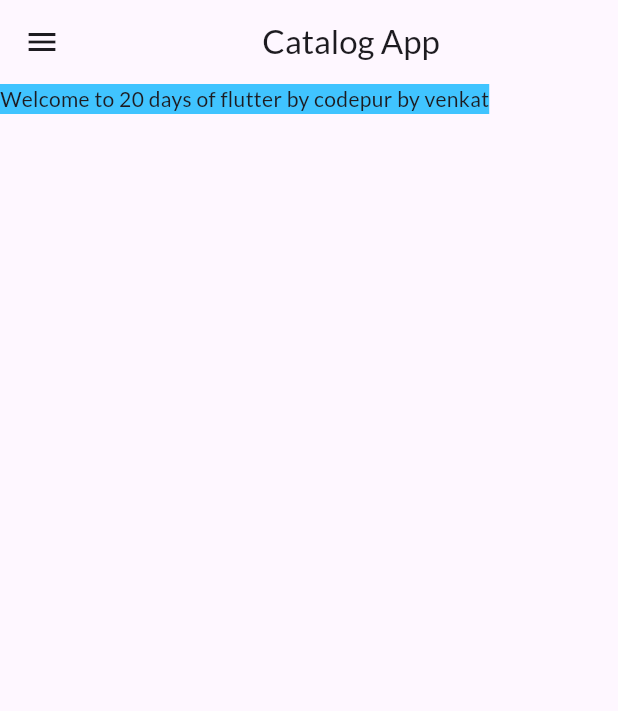
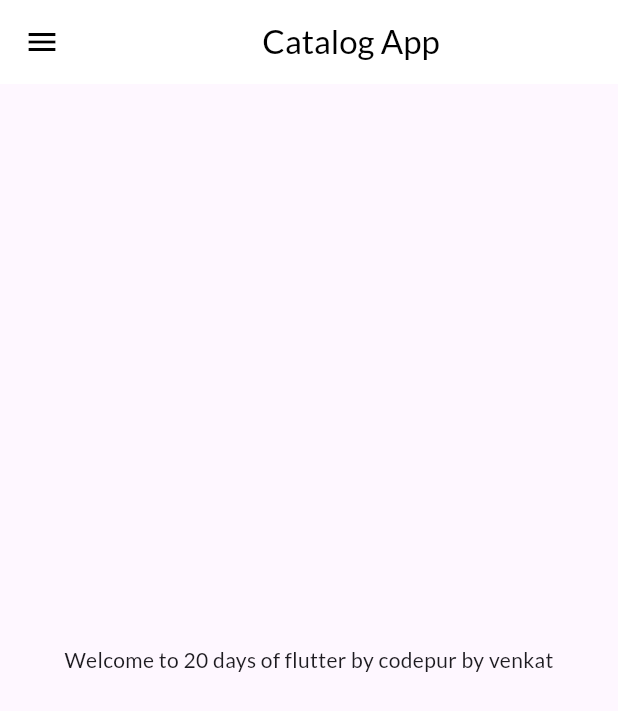
Before and after one commit to VENKATSAI643/Flutter-Basics-with-Codepur, a Flutter app: the screen it shows after launch, on a phone screen of 412 x 824 dp. Shown: the top 711 px of the screen. Run offline on Flutter 3.47's test engine with Material 3 defaults, Android fonts, the phone set to English and light mode, and no system bars; our stand-ins replace google_fonts; key blocks and very long unbroken strings in the code were emptied for the run.

Commit message:
Day 10 completed

```diff
--- a/lib/main.dart
+++ b/lib/main.dart
@@ -13,11 +13,15 @@ class Myapp extends StatelessWidget {
   @override
   Widget build(BuildContext context) {
     return MaterialApp(
+      themeMode: ThemeMode.light,
       theme: ThemeData(
           primarySwatch: Colors.deepPurple,
           fontFamily: GoogleFonts.lato().fontFamily,
-          primaryTextTheme: GoogleFonts.latoTextTheme()),
-      themeMode: ThemeMode.light,
+          appBarTheme: const AppBarTheme(
+            color: Colors.white,
+            elevation: 0.0,
+            iconTheme: IconThemeData(color: Colors.black),
+          )),
       darkTheme: ThemeData(
         brightness: Brightness.dark,
       ),
--- a/lib/pages/home_page.dart
+++ b/lib/pages/home_page.dart
@@ -9,12 +9,19 @@ class HomePage extends StatelessWidget {
   Widget build(BuildContext context) {
     return Scaffold(
       appBar: AppBar(
+          backgroundColor: Colors.white,
+          elevation: 0.0,
+          iconTheme: const IconThemeData(color: Colors.black),
           title: const Center(
-        child: Text("Catalog App"),
-      )),
-      body: Container(
-        color: Colors.lightBlueAccent,
-        child: Text("Welcome to $days days of flutter by $name by venkat"),
+            child: Text(
+              "Catalog App",
+              style: TextStyle(color: Colors.black),
+            ),
+          )),
+      body: Center(
+        child: Container(
+          child: Text("Welcome to $days days of flutter by $name by venkat"),
+        ),
       ),
       drawer: const MyDrawer(),
     );
```
Also changed, not shown: lib/models/catalog.dart (added, +27 -0 lines).
